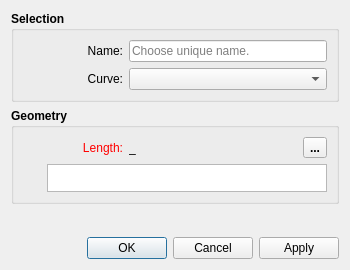
This is src/libs/vtools/dialogs/tools/dialogcutsplinepath.ui in FashionFreedom/Seamly2D as Qt 5 draws it before an edit. The edited form follows.
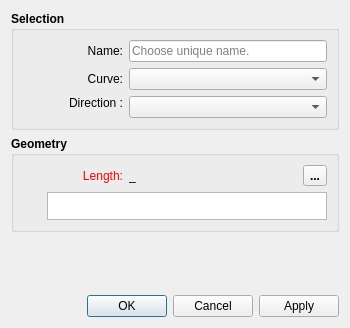
This is the edited form. Icons and pictures are not drawn.

Patch:
```diff
--- a/src/libs/vtools/dialogs/tools/dialogcutsplinepath.ui
+++ b/src/libs/vtools/dialogs/tools/dialogcutsplinepath.ui
@@ -7,7 +7,7 @@
     <x>0</x>
     <y>0</y>
     <width>350</width>
-    <height>270</height>
+    <height>328</height>
    </rect>
   </property>
   <property name="minimumSize">
@@ -32,6 +32,12 @@
        <verstretch>0</verstretch>
       </sizepolicy>
      </property>
+     <property name="minimumSize">
+      <size>
+       <width>0</width>
+       <height>0</height>
+      </size>
+     </property>
      <property name="font">
       <font>
        <pointsize>9</pointsize>
@@ -41,12 +47,9 @@
      <property name="title">
       <string>Selection</string>
      </property>
-     <layout class="QVBoxLayout" name="verticalLayout">
+     <layout class="QVBoxLayout" name="verticalLayout_2">
       <item>
        <layout class="QFormLayout" name="formLayout">
-        <property name="labelAlignment">
-         <set>Qt::AlignRight|Qt::AlignTrailing|Qt::AlignVCenter</set>
-        </property>
         <item row="0" column="0">
          <widget class="QLabel" name="labelEditNamePoint">
           <property name="sizePolicy">
@@ -141,6 +144,38 @@
           </property>
          </widget>
         </item>
+        <item row="2" column="0">
+         <widget class="QLabel" name="direction_Label">
+          <property name="minimumSize">
+           <size>
+            <width>100</width>
+            <height>0</height>
+           </size>
+          </property>
+          <property name="font">
+           <font>
+            <pointsize>9</pointsize>
+            <bold>false</bold>
+           </font>
+          </property>
+          <property name="text">
+           <string>Direction :</string>
+          </property>
+          <property name="alignment">
+           <set>Qt::AlignRight|Qt::AlignTop|Qt::AlignTrailing</set>
+          </property>
+         </widget>
+        </item>
+        <item row="2" column="1">
+         <widget class="QComboBox" name="direction_ComboBox">
+          <property name="font">
+           <font>
+            <pointsize>9</pointsize>
+            <bold>false</bold>
+           </font>
+          </property>
+         </widget>
+        </item>
        </layout>
       </item>
      </layout>
@@ -154,6 +189,12 @@
        <verstretch>0</verstretch>
       </sizepolicy>
      </property>
+     <property name="minimumSize">
+      <size>
+       <width>0</width>
+       <height>0</height>
+      </size>
+     </property>
      <property name="font">
       <font>
        <pointsize>9</pointsize>
@@ -163,7 +204,7 @@
      <property name="title">
       <string>Geometry</string>
      </property>
-     <layout class="QVBoxLayout" name="verticalLayout_2">
+     <layout class="QVBoxLayout" name="verticalLayout">
       <item>
        <layout class="QHBoxLayout" name="horizontalLayout">
         <item alignment="Qt::AlignLeft">
```
Left out of the diff: 5 changed lines with no effect on the pictures.
